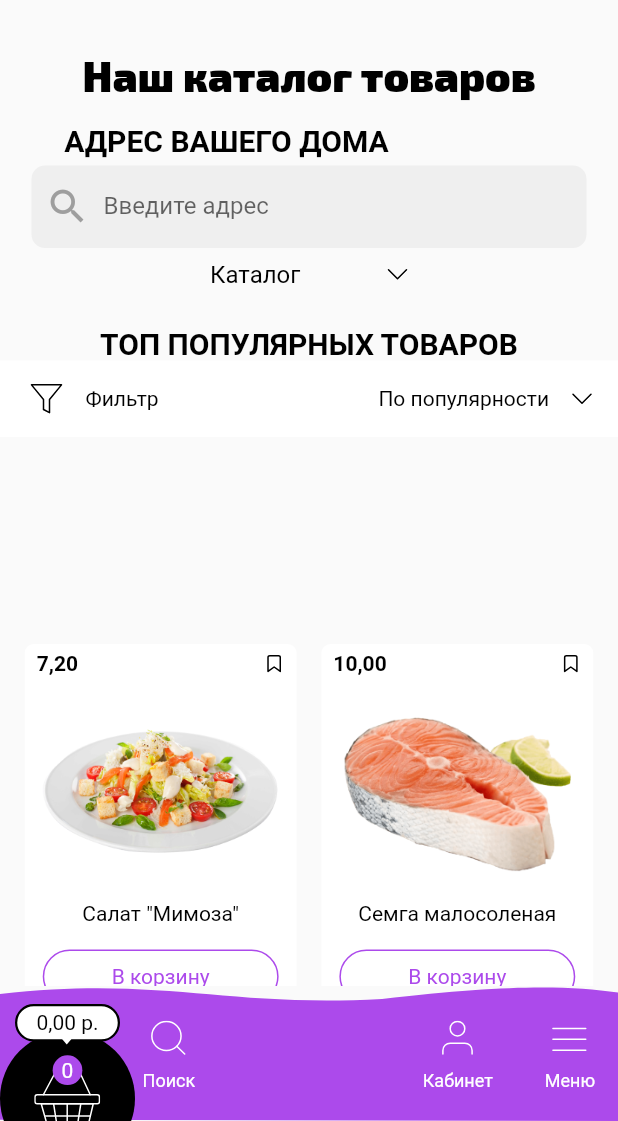
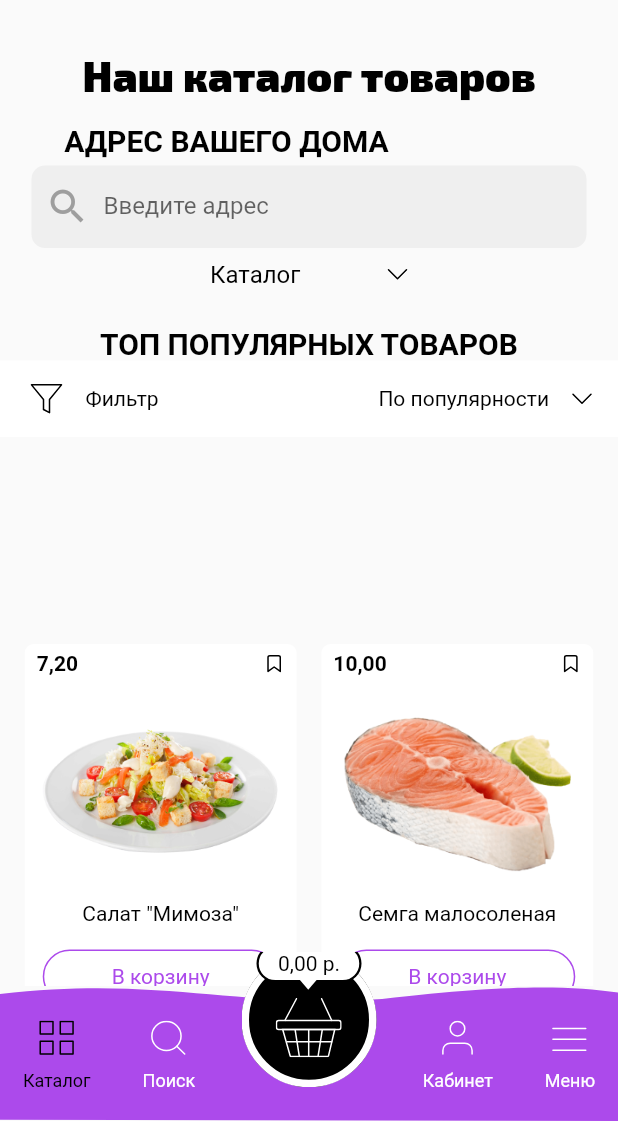
Before and after one commit to guvanch07/emelya, a Flutter app: the screen it shows after launch, after a tap on "Main", on a phone screen of 412 x 824 dp, the part 115-1236 px from its top. Run offline on Flutter 3.47's test engine with Material 2 defaults, Android fonts, the phone set to English and light mode, and no system bars; drawn by our look-alikes of expandable; our stand-ins replace another_carousel_pro, flutter_svg, fluttertoast, font_awesome_flutter, google_fonts, sizer; Roboto replaces fonts that are missing (Arial).

Commit message:
kinda fixed basket button lol

```diff
--- a/lib/main.dart
+++ b/lib/main.dart
@@ -136,6 +136,7 @@ class _AppState extends State<App> {
         width: size.width,
         height: 90,
         child: Stack(
+          clipBehavior: Clip.none,
           children: [
             CustomPaint(
               size: Size(size.width, 90),
@@ -235,12 +236,14 @@ class _AppState extends State<App> {
             //     ),
             //   ),
             // ),
-            GestureDetector(
-              onTap: () => print(1),
-              child: Padding(
-                padding: EdgeInsets.only(bottom: 1),
+            Center(
+              heightFactor: 0.5,
+              child: GestureDetector(
+                onTap: () {
+                  OrderList();
+                },
                 child: SizedBox(
-                  height: 90,
+                  height: 120,
                   width: 90,
                   child: BasketButton(),
                 ),
--- a/lib/widgets/buttons/basket_button.dart
+++ b/lib/widgets/buttons/basket_button.dart
@@ -2,7 +2,6 @@ import 'dart:developer' as dev;
 import 'dart:math';
 
 import 'package:emelya/constants/app_colors.dart';
-import 'package:emelya/screens/order.dart/order_list.dart';
 import 'package:flutter/cupertino.dart';
 import 'package:flutter/material.dart';
 import 'package:emelya/core/utils/double.dart';
@@ -46,6 +45,7 @@ class _BasketButtonState extends State<BasketButton> {
     }
 
     return Stack(
+      fit: StackFit.expand,
       children: [
         BasketButtonRoot(
           itemCount: _count,
@@ -57,7 +57,7 @@ class _BasketButtonState extends State<BasketButton> {
           count: _price,
         ),
         Positioned(
-          top: 32,
+          top: 18,
           left: 38.5,
           child: CustomPaint(
             painter: TrianglePainter(
@@ -100,7 +100,8 @@ class _BasketButtonRootState extends State<BasketButtonRoot> {
     dev.log('basket icon button rebuilded');
 
     return Stack(
-      clipBehavior: Clip.none,
+      // clipBehavior: Clip.none,
+      fit: StackFit.expand,
       children: [
         CustomPaint(
           painter: ButtonBackground(
@@ -110,8 +111,7 @@ class _BasketButtonRootState extends State<BasketButtonRoot> {
           ),
         ),
         Positioned(
-          // bottom: 25,
-          top: 57,
+          bottom: 20,
           left: 22.8,
           child: SvgPicture.asset('assets/icons/basket.svg'),
         ),
@@ -133,15 +133,12 @@ class ItemCount extends StatelessWidget {
 
   @override
   Widget build(BuildContext context) {
-    final containerSize = 90 * 0.22;
     dev.log('item count rebuilded');
 
     return Positioned(
-      top: containerSize / 1.5 + 33,
-      left: 90 / 2 - containerSize / 2,
+      top: 20,
+      left: 90,
       child: Container(
-        width: containerSize,
-        height: containerSize,
         decoration: const BoxDecoration(
           color: AppColors.purple,
           borderRadius: BorderRadius.all(
@@ -177,7 +174,7 @@ class PriceCount extends StatelessWidget {
     dev.log('item count rebuilded');
 
     return Positioned(
-      top: 12,
+      top: -5,
       left: 10,
       child: Stack(
         children: [
@@ -277,13 +274,13 @@ class ButtonBackground extends CustomPainter {
     final paint = Paint();
     paint.color = fillColor;
     paint.style = PaintingStyle.fill;
-    canvas.drawCircle(Offset(90 / 2, 90 / 2 + 30), 90 / 2, paint);
+    canvas.drawCircle(Offset(90 / 2, 90 / 2), 90 / 2, paint);
   }
 
   Rect calculateArcsRect(Size size) {
-    final offest = lineWidth / 2;
-    final arcRect = Offset(offest, offest + 30) &
-        Size(size.width - offest * 2, size.width - offest * 2);
+    final offset = lineWidth / 2;
+    final arcRect = Offset(offset, offset) &
+        Size(size.width - offset * 2, size.width - offset * 2);
     return arcRect;
   }
 
```
